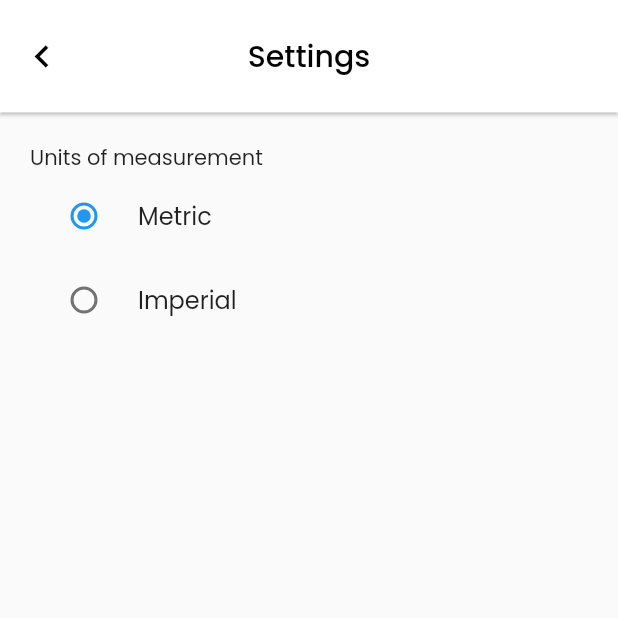
After one commit to dmiedev/weatherlike, a Flutter app: the SettingsPage screen opened by its route, on a phone screen of 412 x 824 dp, the top half of it. The commit adds this screen. Run offline on Flutter 3.47's test engine with Material 2 defaults, Android fonts, the phone set to English and light mode, and no system bars; our stand-ins replace bloc, equatable, flutter_bloc, geolocator.

Commit message:
Add selection of measurement units

```diff
--- a/lib/src/blocs/blocs.dart
+++ b/lib/src/blocs/blocs.dart
@@ -1 +1,2 @@
 export 'weather/weather_bloc.dart';
+export 'settings/settings_bloc.dart';
--- /dev/null
+++ b/lib/src/blocs/settings/settings_bloc.dart
@@ -0,0 +1,23 @@
+import 'dart:async';
+
+import 'package:bloc/bloc.dart';
+import 'package:equatable/equatable.dart';
+import 'package:meta/meta.dart';
+import 'package:weatherlike/src/models/measurement_units.dart';
+
+part 'settings_event.dart';
+part 'settings_state.dart';
+
+class SettingsBloc extends Bloc<SettingsEvent, SettingsState> {
+  SettingsBloc()
+      : super(SettingsState(measurementUnits: MeasurementUnits.metric));
+
+  @override
+  Stream<SettingsState> mapEventToState(
+    SettingsEvent event,
+  ) async* {
+    if (event is MeasurementUnitsSelected) {
+      yield SettingsState(measurementUnits: event.measurementUnits);
+    }
+  }
+}
--- /dev/null
+++ b/lib/src/blocs/settings/settings_event.dart
@@ -0,0 +1,18 @@
+part of 'settings_bloc.dart';
+
+abstract class SettingsEvent extends Equatable {
+  const SettingsEvent();
+
+  @override
+  List<Object> get props => [];
+}
+
+class MeasurementUnitsSelected extends SettingsEvent {
+  final MeasurementUnits measurementUnits;
+
+  const MeasurementUnitsSelected({@required this.measurementUnits})
+      : assert(measurementUnits != null);
+
+  @override
+  List<Object> get props => [measurementUnits];
+}
--- /dev/null
+++ b/lib/src/blocs/settings/settings_state.dart
@@ -0,0 +1,11 @@
+part of 'settings_bloc.dart';
+
+class SettingsState extends Equatable {
+  final MeasurementUnits measurementUnits;
+
+  const SettingsState({@required this.measurementUnits})
+      : assert(measurementUnits != null);
+
+  @override
+  List<Object> get props => [measurementUnits];
+}
--- a/lib/src/models/location.dart
+++ b/lib/src/models/location.dart
@@ -20,8 +20,8 @@ class Location extends Equatable {
 
   static Location fromJson(Map<String, dynamic> json) {
     return Location(
-      latitude: json['lat'],
-      longitude: json['lon'],
+      latitude: json['lat'] is int ? json['lat'].toDouble() : json['lat'],
+      longitude: json['lon'] is int ? json['lon'].toDouble() : json['lon'],
       country: json['country'],
       state: json['state'],
       name: json['name'],
--- /dev/null
+++ b/lib/src/models/measurement_units.dart
@@ -0,0 +1 @@
+enum MeasurementUnits { metric, imperial }
--- a/lib/src/models/models.dart
+++ b/lib/src/models/models.dart
@@ -1,2 +1,3 @@
 export 'weather.dart';
 export 'location.dart';
+export 'measurement_units.dart';
--- a/lib/src/repositories/weather_api_client.dart
+++ b/lib/src/repositories/weather_api_client.dart
@@ -26,16 +26,16 @@ class WeatherApiClient {
 
   Future<Weather> fetchWeatherByLocation(
     double latitude,
-    double longitude, [
-    String units = 'metric',
-  ]) async {
+    double longitude,
+    MeasurementUnits units,
+  ) async {
     final data = await _networkHelper.getData(
       '/data/2.5/onecall',
       {
         'lat': '$latitude',
         'lon': '$longitude',
         'exclude': 'minutely',
-        'units': '$units',
+        'units': units.toString().split('.').last,
       },
     );
     return Weather.fromJson(data);
--- a/lib/src/repositories/weather_repository.dart
+++ b/lib/src/repositories/weather_repository.dart
@@ -13,20 +13,23 @@ class WeatherRepository {
 
   Future<Map<String, dynamic>> getWeatherAndLocation(
     String city,
+    MeasurementUnits units,
   ) async {
     final location = await weatherApiClient.fetchLocationByCityName(city);
     return {
-      'weather': await getWeatherByLocation(location),
+      'weather': await getWeatherByLocation(location, units),
       'location': location,
     };
   }
 
   Future<Weather> getWeatherByLocation(
     Location location,
+    MeasurementUnits units,
   ) async {
     return await weatherApiClient.fetchWeatherByLocation(
       location.latitude,
       location.longitude,
+      units,
     );
   }
 }
--- /dev/null
+++ b/lib/src/ui/pages/settings.dart
@@ -0,0 +1,69 @@
+import 'package:flutter/material.dart';
+
+import 'package:flutter_bloc/flutter_bloc.dart';
+
+import 'package:weatherlike/src/blocs/blocs.dart';
+import 'package:weatherlike/src/models/measurement_units.dart';
+import 'package:weatherlike/src/ui/constants.dart';
+
+class SettingsPage extends StatelessWidget {
+  static const routeName = '/settings';
+
+  @override
+  Widget build(BuildContext context) {
+    return Scaffold(
+      appBar: AppBar(
+        elevation: 1.0,
+        backgroundColor: Colors.white,
+        toolbarHeight: 75.0,
+        centerTitle: true,
+        title: Text(
+          'Settings',
+          style: TextStyle(
+            fontSize: 20.0,
+            color: Colors.black,
+            fontWeight: FontWeight.w500,
+          ),
+        ),
+        leading: IconButton(
+          iconSize: 30.0,
+          icon: Icon(Icons.keyboard_arrow_left, color: Colors.black),
+          onPressed: () => Navigator.pop(context),
+        ),
+      ),
+      body: BlocBuilder<SettingsBloc, SettingsState>(
+        builder: (context, state) {
+          return ListView(
+            padding: const EdgeInsets.all(kPagePadding),
+            children: [
+              Text('Units of measurement'),
+              RadioListTile<MeasurementUnits>(
+                title: Text('Metric'),
+                value: MeasurementUnits.metric,
+                groupValue: state.measurementUnits,
+                onChanged: (units) =>
+                    _onMeasurementUnitsRadioChanged(context, units),
+              ),
+              RadioListTile<MeasurementUnits>(
+                title: Text('Imperial'),
+                value: MeasurementUnits.imperial,
+                groupValue: state.measurementUnits,
+                onChanged: (units) =>
+                    _onMeasurementUnitsRadioChanged(context, units),
+              ),
+            ],
+          );
+        },
+      ),
+    );
+  }
+
+  void _onMeasurementUnitsRadioChanged(
+    BuildContext context,
+    MeasurementUnits newUnits,
+  ) {
+    BlocProvider.of<SettingsBloc>(context).add(
+      MeasurementUnitsSelected(measurementUnits: newUnits),
+    );
+  }
+}
--- a/lib/src/ui/widgets/top_bar.dart
+++ b/lib/src/ui/widgets/top_title.dart
@@ -1,11 +1,11 @@
 import 'package:flutter/material.dart';
 
-class TopBar extends StatelessWidget {
+class TopTitle extends StatelessWidget {
   final String primaryText;
   final String secondaryText;
   final List<Widget> actions;
 
-  const TopBar({@required this.primaryText, this.secondaryText, this.actions})
+  const TopTitle({@required this.primaryText, this.secondaryText, this.actions})
       : assert(primaryText != null);
 
   @override
```
Also changed, not shown: lib/main.dart (+13 -1 lines), lib/src/app.dart (+3 -6 lines), lib/src/blocs/weather/weather_bloc.dart (+59 -12 lines), lib/src/blocs/weather/weather_event.dart (+10 -0 lines), lib/src/ui/pages/home.dart (+19 -7 lines), lib/src/ui/widgets/weather_content.dart (+69 -51 lines).
